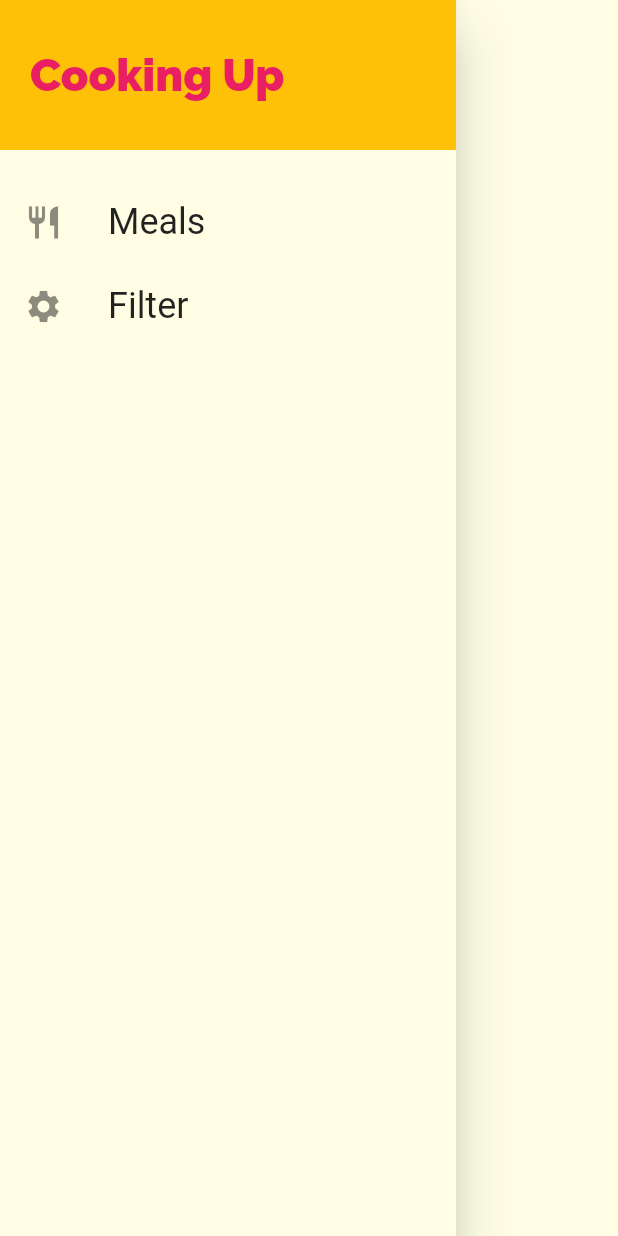
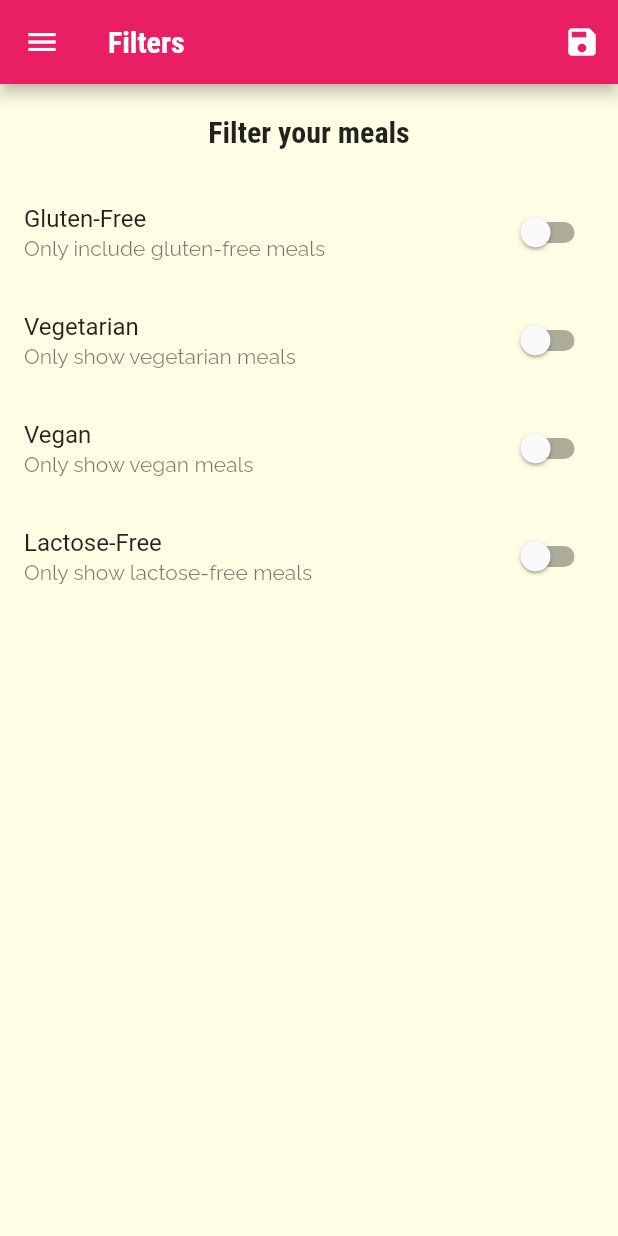
Before and after one commit to sahilali13/flutter, a Flutter app: the MainDrawer widget shown alone on an empty page, opened directly, after a tap on "Filter", on a phone screen of 412 x 824 dp. Run offline on Flutter 3.47's test engine with Material 2 defaults, Android fonts, the phone set to English and light mode, and no system bars; network calls fail; Roboto replaces fonts that are missing (RobotoCondensed-Bold).

Commit message:
commit #180

```diff
--- a/meals_app/lib/main.dart
+++ b/meals_app/lib/main.dart
@@ -1,12 +1,52 @@
 import 'package:flutter/material.dart';
 
+import '../data/dummy_data.dart';
+import '../models/meal.dart';
 import './assets/theme_data.dart';
-import './assets/routes.dart';
+import '../pages/category_meals_page.dart';
+import '../pages/meal_detail_page.dart';
+import '../pages/tabs_page.dart';
+import '../pages/fliters_page.dart';
 
 void main() => runApp(const MyApp());
 
-class MyApp extends StatelessWidget {
+class MyApp extends StatefulWidget {
   const MyApp({Key? key}) : super(key: key);
+
+  @override
+  State<MyApp> createState() => _MyAppState();
+}
+
+class _MyAppState extends State<MyApp> {
+  Map<String, bool> _filters = {
+    'gluten': false,
+    'vegetarian': false,
+    'vegan': false,
+    'lactose': false,
+  };
+  List<Meal> _availableMeals = dummyMeals;
+
+  void _setFilters(Map<String, bool> _filterData) {
+    setState(() {
+      _filters = _filterData;
+
+      _availableMeals = dummyMeals.where((_meal) {
+        if (_filters['gluten']! && !_meal.isGlutenFree) {
+          return false;
+        }
+        if (_filters['vegetarian']! && !_meal.isVegetarian) {
+          return false;
+        }
+        if (_filters['vegan']! && !_meal.isVegan) {
+          return false;
+        }
+        if (_filters['lactose']! && !_meal.isLactoseFree) {
+          return false;
+        }
+        return true;
+      }).toList();
+    });
+  }
 
   @override
   Widget build(BuildContext context) {
@@ -14,7 +54,13 @@ class MyApp extends StatelessWidget {
       debugShowCheckedModeBanner: false,
       title: 'Meals App',
       theme: themeData,
-      routes: routes,
+      routes: {
+        '/': (_ctx) => const TabsPage(),
+        CategoryMealsPage.routeName: (_ctx) =>
+            CategoryMealsPage(_availableMeals),
+        MealDetailPage.routeName: (_ctx) => const MealDetailPage(),
+        FiltersPage.routeName: (_ctx) => FiltersPage(_filters, _setFilters),
+      },
     );
   }
 }
--- a/meals_app/lib/pages/categories_page.dart
+++ b/meals_app/lib/pages/categories_page.dart
@@ -8,12 +8,6 @@ class CategoriesPage extends StatelessWidget {
 
   @override
   Widget build(BuildContext context) {
-    var _appBar = AppBar(
-      title: const Text(
-        'Meals App',
-      ),
-    );
-
     var _body = GridView(
       padding: const EdgeInsets.all(25),
       gridDelegate: const SliverGridDelegateWithMaxCrossAxisExtent(
--- /dev/null
+++ b/meals_app/lib/pages/fliters_page.dart
@@ -0,0 +1,136 @@
+import 'package:flutter/material.dart';
+
+import '../widgets/main_drawer.dart';
+
+class FiltersPage extends StatefulWidget {
+  static const routeName = '/filters-page';
+  // ignore: prefer_typing_uninitialized_variables
+  final _saveFilters;
+  // ignore: prefer_typing_uninitialized_variables
+  final _filters;
+
+  const FiltersPage(this._filters, this._saveFilters, {Key? key})
+      : super(key: key);
+  @override
+  State<FiltersPage> createState() => _FiltersPageState();
+}
+
+class _FiltersPageState extends State<FiltersPage> {
+  var _glutenFree = false;
+  var _vegetarian = false;
+  var _vegan = false;
+  var _lactoseFree = false;
+
+  @override
+  initState() {
+    _glutenFree = widget._filters['gluten'];
+    _lactoseFree = widget._filters['lactose'];
+    _vegan = widget._filters['vegan'];
+    _vegetarian = widget._filters['vegetarian'];
+    super.initState();
+  }
+
+  Widget _buildSwitchListTile(
+    bool _flag,
+    String _title,
+    String _description,
+    void Function(bool)? _updateValue,
+  ) {
+    final _themeContext = Theme.of(context);
+    return SwitchListTile.adaptive(
+      activeColor: _themeContext.colorScheme.primary,
+      value: _flag,
+      onChanged: _updateValue,
+      title: Text(
+        _title,
+      ),
+      subtitle: Text(
+        _description,
+      ),
+    );
+  }
+
+  @override
+  Widget build(BuildContext context) {
+    final _themeContext = Theme.of(context);
+    return Scaffold(
+      appBar: AppBar(
+        title: const Text('Filters'),
+        actions: <Widget>[
+          IconButton(
+            onPressed: () {
+              final _selectedFilters = {
+                'gluten': _glutenFree,
+                'vegetarian': _vegetarian,
+                'vegan': _vegan,
+                'lactose': _lactoseFree,
+              };
+              widget._saveFilters(_selectedFilters);
+            },
+            icon: const Icon(
+              Icons.save,
+            ),
+          ),
+        ],
+      ),
+      drawer: const MainDrawer(),
+      body: Column(
+        children: <Widget>[
+          Container(
+            padding: const EdgeInsets.all(20),
+            child: Text(
+              'Filter your meals',
+              style: _themeContext.textTheme.headline6,
+            ),
+          ),
+          Expanded(
+            child: ListView(
+              children: <Widget>[
+                _buildSwitchListTile(
+                  _glutenFree,
+                  "Gluten-Free",
+                  "Only include gluten-free meals",
+                  (_newValue) {
+                    setState(() {
+                      _glutenFree = _newValue;
+                    });
+                  },
+                ),
+                _buildSwitchListTile(
+                  _vegetarian,
+                  'Vegetarian',
+                  'Only show vegetarian meals',
+                  (_newValue) {
+                    setState(() {
+                      _vegetarian = _newValue;
+                    });
+                  },
+                ),
+                _buildSwitchListTile(
+                  _vegan,
+                  'Vegan',
+                  'Only show vegan meals',
+                  (_newValue) {
+                    setState(() {
+                      _vegan = _newValue;
+                    });
+                  },
+                ),
+                _buildSwitchListTile(
+                  _lactoseFree,
+                  'Lactose-Free',
+                  'Only show lactose-free meals',
+                  (_newValue) {
+                    setState(() {
+                      _lactoseFree = _newValue;
+                    });
+                  },
+                ),
+              ],
+            ),
+          ),
+        ],
+      ),
+    );
+  }
+}
--- a/meals_app/lib/pages/meal_detail_page.dart
+++ b/meals_app/lib/pages/meal_detail_page.dart
@@ -146,6 +146,12 @@ class MealDetailPage extends StatelessWidget {
     return Scaffold(
       appBar: _appBar,
       body: _body,
+      floatingActionButton: FloatingActionButton(
+        onPressed: () => Navigator.of(context).pop(_mealId),
+        child: const Icon(
+          Icons.delete,
+        ),
+      ),
     );
   }
 }
--- a/meals_app/lib/widgets/main_drawer.dart
+++ b/meals_app/lib/widgets/main_drawer.dart
@@ -1,4 +1,6 @@
 import 'package:flutter/material.dart';
+
+import '../pages/fliters_page.dart';
 
 class MainDrawer extends StatelessWidget {
   const MainDrawer({Key? key}) : super(key: key);
@@ -6,6 +8,7 @@ class MainDrawer extends StatelessWidget {
   Widget _buildListTile(
     IconData _icon,
     String _title,
+    var _tapHandler,
   ) {
     return ListTile(
       leading: Icon(
@@ -19,9 +22,12 @@ class MainDrawer extends StatelessWidget {
           fontSize: 24,
         ),
       ),
-      onTap: () {},
+      onTap: _tapHandler,
     );
   }
+
+  _navigatorPushNamed(BuildContext context, String _route) =>
+      Navigator.of(context).pushNamed(_route);
 
   @override
   Widget build(BuildContext context) {
@@ -51,10 +57,22 @@ class MainDrawer extends StatelessWidget {
           _buildListTile(
             Icons.restaurant,
             'Meals',
+            () {
+              _navigatorPushNamed(
+                context,
+                '/',
+              );
+            },
           ),
           _buildListTile(
             Icons.settings,
             'Filter',
+            () {
+              _navigatorPushNamed(
+                context,
+                FiltersPage.routeName,
+              );
+            },
           ),
         ],
       ),
```
Also changed, not shown: meals_app/lib/assets/routes.dart (deleted, +0 -13 lines), meals_app/lib/pages/category_meals_page.dart (+28 -10 lines), meals_app/lib/widgets/meal_item.dart (+12 -3 lines).
